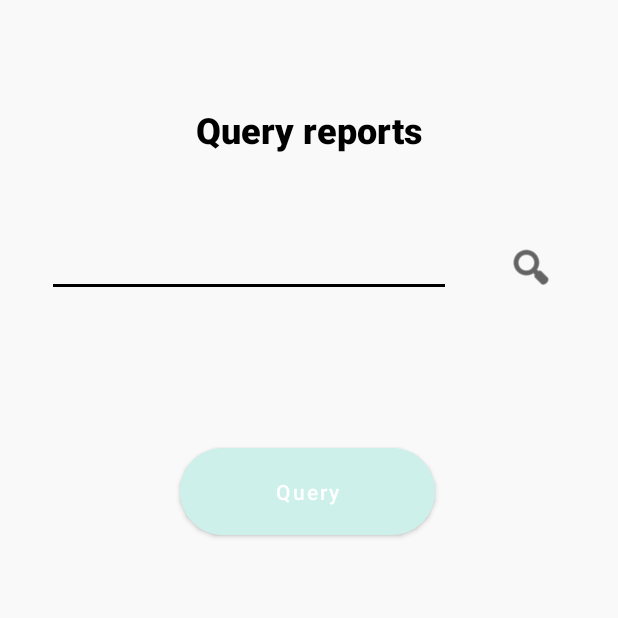
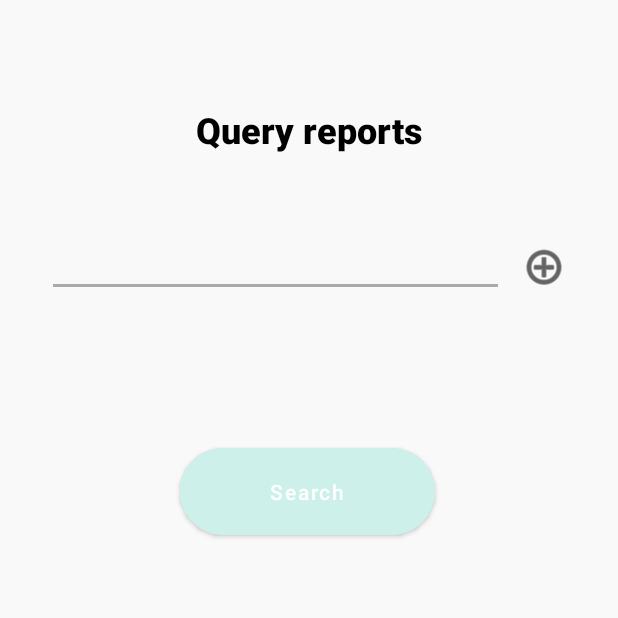
Before and after one commit to Rohithj47/Sermo, an Android app: the QueryReportsActivity screen opened directly, with no data from a screen before it, on a phone screen of 412 x 824 dp, the top half of it. Run offline under Robolectric (Android 15) with nearby library versions, the phone set to English and light mode, and no system bars.

Commit message:
Query report page

```diff
--- a/mobile-client/app/build.gradle
+++ b/mobile-client/app/build.gradle
@@ -26,6 +26,9 @@ android {
         sourceCompatibility JavaVersion.VERSION_1_8
         targetCompatibility JavaVersion.VERSION_1_8
     }
+    buildFeatures {
+        viewBinding true
+    }
 }
 
 dependencies {
--- a/mobile-client/app/src/main/java/com/example/sermo/API.java
+++ b/mobile-client/app/src/main/java/com/example/sermo/API.java
@@ -9,11 +9,11 @@ import retrofit2.http.POST;
 import retrofit2.http.Part;
 
 public interface API {
-    // POST request to upload an image from storage
+
     @Multipart
     @POST("summarize/")
-    Call<ResponseBody> uploadImage(@Part MultipartBody.Part[] files);
+    Call<ResponseBody> uploadFiles(@Part MultipartBody.Part[] files);
 
-    @POST("values/")
+    @POST("search/")
     Call<ResponseBody> queryByTags(@Body QueryBody queryBody);
 }
--- a/mobile-client/app/src/main/res/layout/activity_query_reports.xml
+++ b/mobile-client/app/src/main/res/layout/activity_query_reports.xml
@@ -15,7 +15,7 @@
         android:backgroundTint="@color/primary_button"
         android:fontFamily="sans-serif-medium"
         android:onClick="onQueryButtonClick"
-        android:text="Query"
+        android:text="Search"
         android:textAllCaps="false"
         app:cornerRadius="50dp"
         app:layout_constraintEnd_toEndOf="parent"
@@ -49,10 +49,10 @@
 
         <EditText
             android:id="@+id/searchTextView"
-            android:layout_width="244dp"
+            android:layout_width="297dp"
             android:layout_height="wrap_content"
             android:layout_weight="1"
-            android:backgroundTint="@color/black"
+            android:backgroundTint="@android:color/darker_gray"
             android:ems="10"
             android:inputType="textPersonName"
             android:singleLine="true"
@@ -71,7 +71,7 @@
             android:backgroundTint="@android:color/transparent"
             android:onClick="addChipToGroup"
             android:tint="@color/black"
-            app:srcCompat="@android:drawable/ic_menu_search" />
+            app:srcCompat="@android:drawable/ic_menu_add" />
     </LinearLayout>
 
     <HorizontalScrollView
@@ -93,4 +93,21 @@
             app:layout_constraintTop_toBottomOf="@+id/searchBar" />
     </HorizontalScrollView>
 
+    <ScrollView
+        android:layout_width="350dp"
+        android:layout_height="0dp"
+        android:layout_marginTop="20dp"
+        android:layout_marginBottom="10dp"
+        app:layout_constraintBottom_toBottomOf="parent"
+        app:layout_constraintEnd_toEndOf="parent"
+        app:layout_constraintStart_toStartOf="parent"
+        app:layout_constraintTop_toBottomOf="@+id/queryButton">
+
+        <LinearLayout
+            android:id="@+id/searchResultsContainer"
+            android:layout_width="match_parent"
+            android:layout_height="wrap_content"
+            android:orientation="vertical" />
+    </ScrollView>
+
 </androidx.constraintlayout.widget.ConstraintLayout>
```
Also changed, not shown: mobile-client/app/src/main/AndroidManifest.xml (+18 -7 lines), mobile-client/app/src/main/java/com/example/sermo/GenerateReportActivity.java (+25 -26 lines), mobile-client/app/src/main/java/com/example/sermo/QueryReportsActivity.java (+21 -0 lines), mobile-client/app/src/main/java/com/example/sermo/ViewReportActivity.java (added, +22 -0 lines), mobile-client/app/src/main/res/layout/activity_view_report.xml (added, +22 -0 lines).
